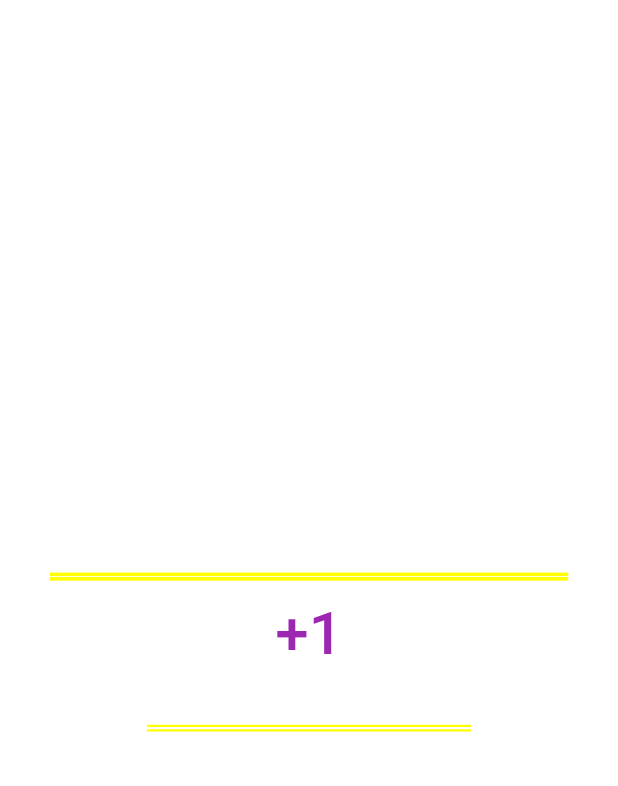
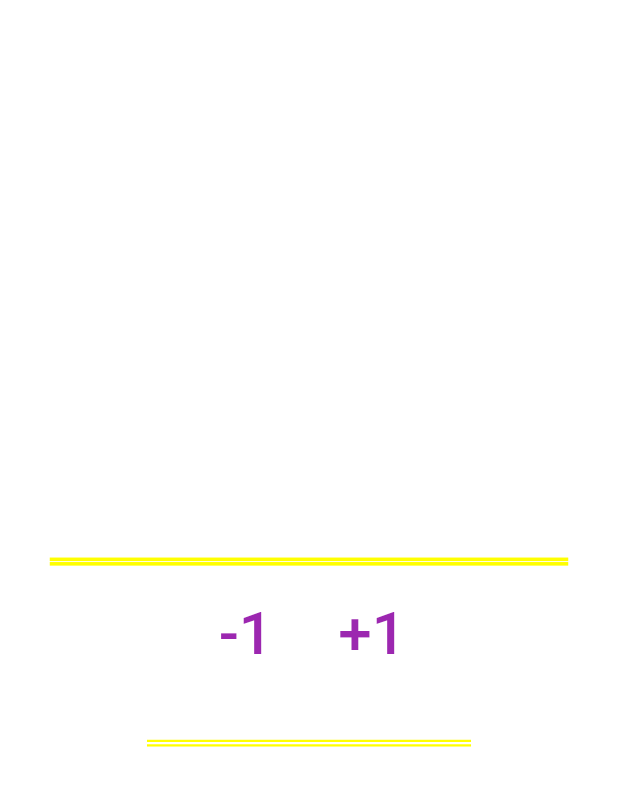
Before and after one commit to Marvingms7/contador_de_pessoas, a Flutter app: the screen it shows after launch, after a tap on "+1", on a phone screen of 412 x 824 dp. Shown: the top 786 px of the screen. Run offline on Flutter 3.47's test engine with Material 2 defaults, Android fonts, the phone set to English and light mode, and no system bars.

Commit message:
Update main.dart

```diff
--- a/lib/main.dart
+++ b/lib/main.dart
@@ -12,13 +12,33 @@ void main() {
             "Pessoas: 500",
             style: TextStyle(color: Colors.white, fontWeight: FontWeight.bold),
           ),
-          TextButton(
-              onPressed: () {},
-              // ignore: prefer_const_constructors
-              child: Text(
-                '+1',
-                style: const TextStyle(fontSize: 40.0, color: Colors.purple),
-              )),
+          Row(
+            mainAxisAlignment: MainAxisAlignment.center,
+            children: [
+              Padding(
+                padding: const EdgeInsets.all(10.0),
+                child: TextButton(
+                    onPressed: () {},
+                    // ignore: prefer_const_constructors
+                    child: Text(
+                      '-1',
+                      style:
+                          const TextStyle(fontSize: 40.0, color: Colors.purple),
+                    )),
+              ),
+              Padding(
+                padding: const EdgeInsets.all(10.0),
+                child: TextButton(
+                    onPressed: () {},
+                    // ignore: prefer_const_constructors
+                    child: Text(
+                      '+1',
+                      style:
+                          const TextStyle(fontSize: 40.0, color: Colors.purple),
+                    )),
+              )
+            ],
+          ),
           const Text(
             "Pode Entrar!",
             style: TextStyle(
```
